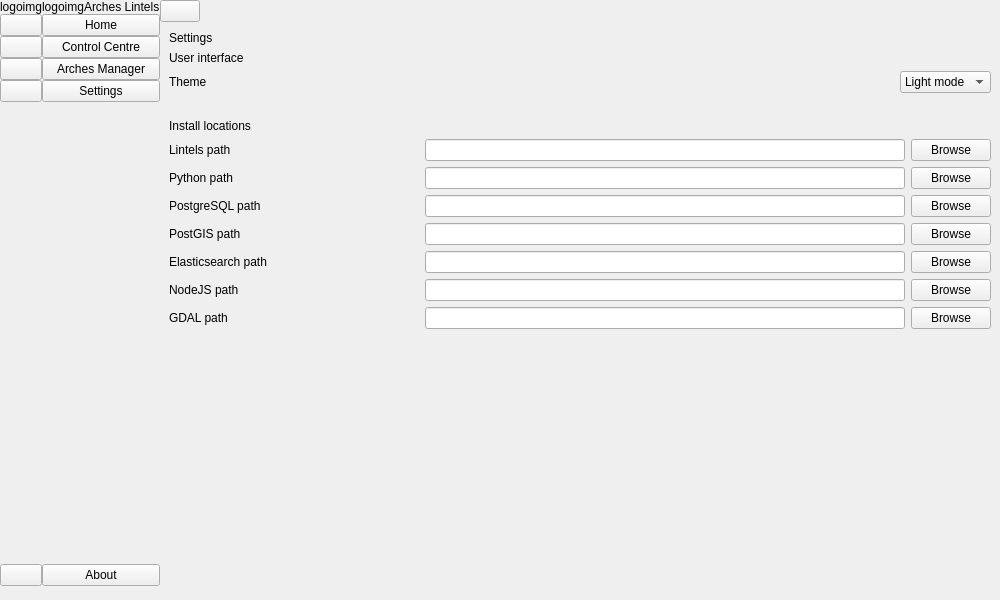
Qt form arches_lintels/ui/ui_mainwindow.ui (k-int/arches-lintels) before a commit.
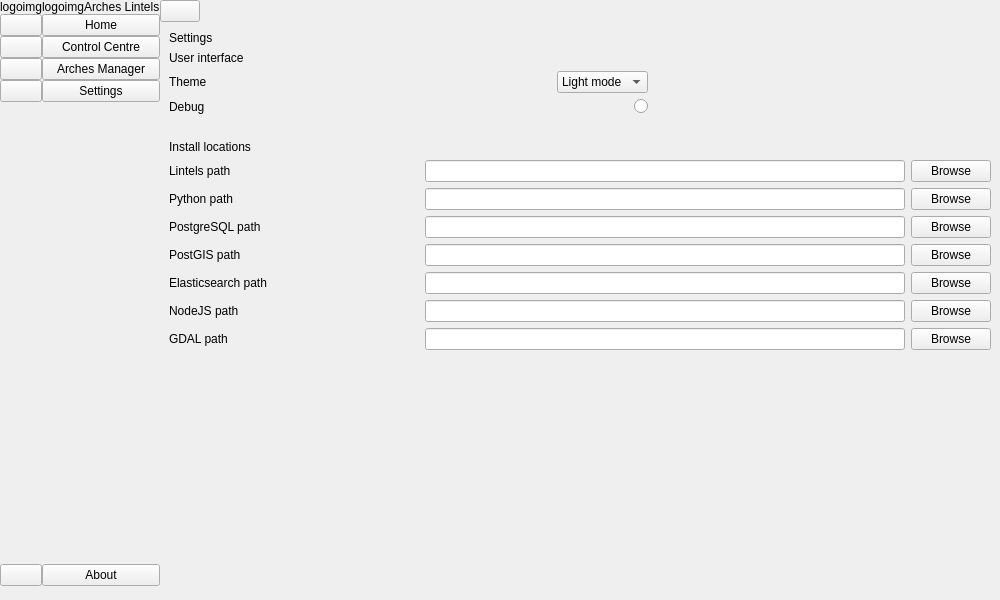
The same form after that commit. The open tabs and pages were chosen to show the change.

Commit message: Update UI with debug button linked to settings

Patch:
```diff
--- a/arches_lintels/ui/ui_mainwindow.ui
+++ b/arches_lintels/ui/ui_mainwindow.ui
@@ -441,28 +441,8 @@
               </widget>
              </item>
              <item>
-              <layout class="QHBoxLayout" name="themeLayout">
-               <item>
-                <widget class="QLabel" name="label_8">
-                 <property name="text">
-                  <string>Theme</string>
-                 </property>
-                </widget>
-               </item>
-               <item>
-                <spacer name="horizontalSpacer_5">
-                 <property name="orientation">
-                  <enum>Qt::Orientation::Horizontal</enum>
-                 </property>
-                 <property name="sizeHint" stdset="0">
-                  <size>
-                   <width>40</width>
-                   <height>20</height>
-                  </size>
-                 </property>
-                </spacer>
-               </item>
-               <item>
+              <layout class="QGridLayout" name="gridLayout_3">
+               <item row="0" column="2">
                 <widget class="QComboBox" name="themeCombo">
                  <item>
                   <property name="text">
@@ -481,6 +461,56 @@
                  </item>
                 </widget>
                </item>
+               <item row="0" column="1">
+                <spacer name="horizontalSpacer_10">
+                 <property name="orientation">
+                  <enum>Qt::Orientation::Horizontal</enum>
+                 </property>
+                 <property name="sizeHint" stdset="0">
+                  <size>
+                   <width>40</width>
+                   <height>20</height>
+                  </size>
+                 </property>
+                </spacer>
+               </item>
+               <item row="0" column="3">
+                <spacer name="horizontalSpacer_9">
+                 <property name="orientation">
+                  <enum>Qt::Orientation::Horizontal</enum>
+                 </property>
+                 <property name="sizeHint" stdset="0">
+                  <size>
+                   <width>40</width>
+                   <height>20</height>
+                  </size>
+                 </property>
+                </spacer>
+               </item>
+               <item row="2" column="0">
+                <widget class="QLabel" name="label_2">
+                 <property name="text">
+                  <string>Debug</string>
+                 </property>
+                </widget>
+               </item>
+               <item row="2" column="2">
+                <widget class="QRadioButton" name="debugRadioButton">
+                 <property name="layoutDirection">
+                  <enum>Qt::LayoutDirection::RightToLeft</enum>
+                 </property>
+                 <property name="text">
+                  <string/>
+                 </property>
+                </widget>
+               </item>
+               <item row="0" column="0">
+                <widget class="QLabel" name="label_8">
+                 <property name="text">
+                  <string>Theme</string>
+                 </property>
+                </widget>
+               </item>
               </layout>
              </item>
             </layout>
```
Left out of the diff: 2 changed lines with no effect on the pictures. The commit also changes 4 other files.
